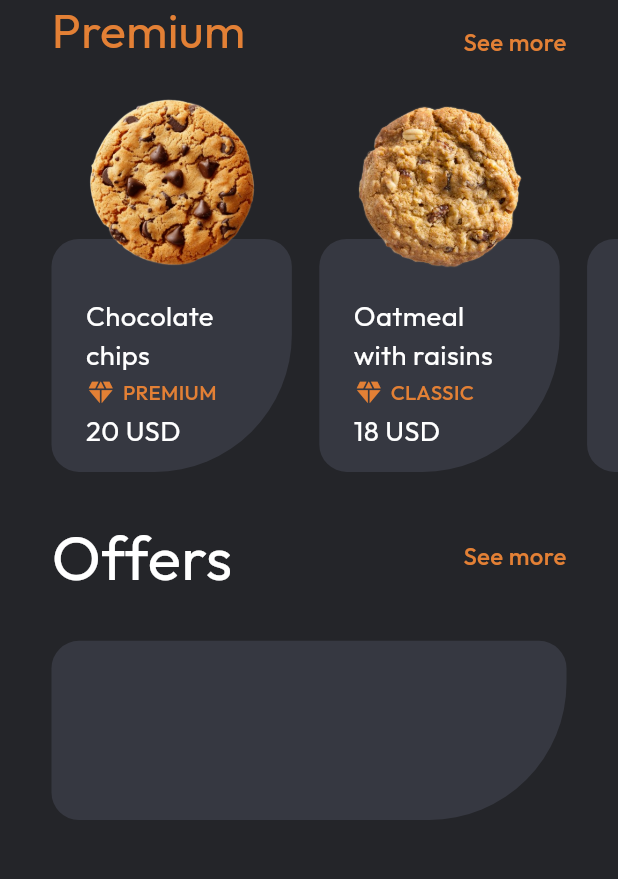
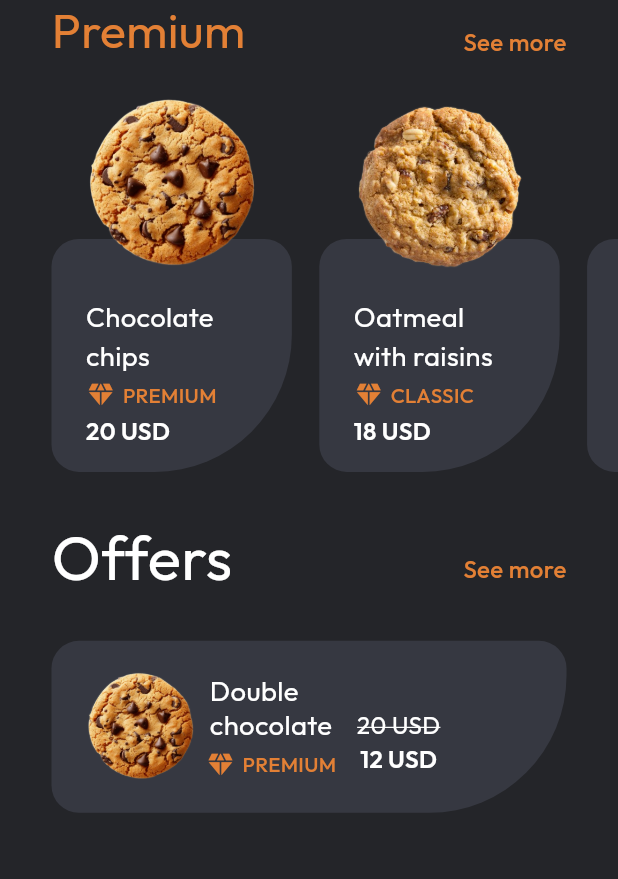
Before and after one commit to ShahzainAhmed/Cookies_App, a Flutter app: the screen it shows after launch, on a phone screen of 412 x 824 dp, the part 295-1174 px from its top. Run offline on Flutter 3.47's test engine with Material 3 defaults, Android fonts, the phone set to English and light mode, and no system bars; our stand-ins replace flutter_screenutil, get, google_fonts.

Commit message:
added large tile

```diff
--- a/lib/views/home/home_screen.dart
+++ b/lib/views/home/home_screen.dart
@@ -90,6 +90,7 @@ class HomeScreen extends StatelessWidget {
             padding: EdgeInsets.symmetric(horizontal: 30.w),
             child: Row(
               mainAxisAlignment: MainAxisAlignment.spaceBetween,
+              crossAxisAlignment: CrossAxisAlignment.end,
               children: [
                 Text(
                   "Offers",
@@ -111,7 +112,8 @@ class HomeScreen extends StatelessWidget {
           Padding(
             padding: EdgeInsets.symmetric(horizontal: 30.w),
             child: Container(
-              height: 100.h,
+              padding: EdgeInsets.symmetric(horizontal: 20.w, vertical: 16.h),
+              height: 96.h,
               width: Get.width,
               decoration: BoxDecoration(
                 color: AppColors.kGreyColor,
@@ -122,6 +124,61 @@ class HomeScreen extends StatelessWidget {
                   bottomLeft: Radius.circular(16.r),
                 ),
               ),
+              child: Row(
+                children: [
+                  Image.asset(AppAssets.kCookie1),
+                  SizedBox(width: 6.w),
+                  Column(
+                    mainAxisAlignment: MainAxisAlignment.center,
+                    children: [
+                      Text(
+                        "Double \nchocolate",
+                        style: AppTypography.kLight16
+                            .copyWith(color: AppColors.kWhiteColor, height: 0),
+                      ),
+                      SizedBox(height: 4.h),
+                      Row(
+                        children: [
+                          const Icon(
+                            Icons.diamond,
+                            color: AppColors.kOrangeColor,
+                            size: 20,
+                          ),
+                          SizedBox(width: 4.w),
+                          Text(
+                            "PREMIUM",
+                            style: AppTypography.kMedium12.copyWith(
+                              color: AppColors.kOrangeColor,
+                            ),
+                          ),
+                        ],
+                      )
+                    ],
+                  ),
+                  SizedBox(width: 12.w),
+                  Padding(
+                    padding: EdgeInsets.only(bottom: 4.h),
+                    child: Column(
+                      mainAxisAlignment: MainAxisAlignment.end,
+                      children: [
+                        Text(
+                          "20 USD",
+                          style: AppTypography.kLight14.copyWith(
+                            color: AppColors.kWhiteColor,
+                            decoration: TextDecoration.lineThrough,
+                            decorationColor: AppColors.kWhiteColor,
+                          ),
+                        ),
+                        Text(
+                          "12 USD",
+                          style: AppTypography.kBold14
+                              .copyWith(color: AppColors.kWhiteColor),
+                        )
+                      ],
+                    ),
+                  )
+                ],
+              ),
             ),
           )
         ],
--- a/lib/views/home/widgets/small_tile.dart
+++ b/lib/views/home/widgets/small_tile.dart
@@ -55,7 +55,7 @@ class SmallTile extends StatelessWidget {
               ),
               Text(
                 "${smallTileModel.price} USD",
-                style: AppTypography.kLight16
+                style: AppTypography.kBold14
                     .copyWith(color: AppColors.kWhiteColor),
               ),
             ],
```
